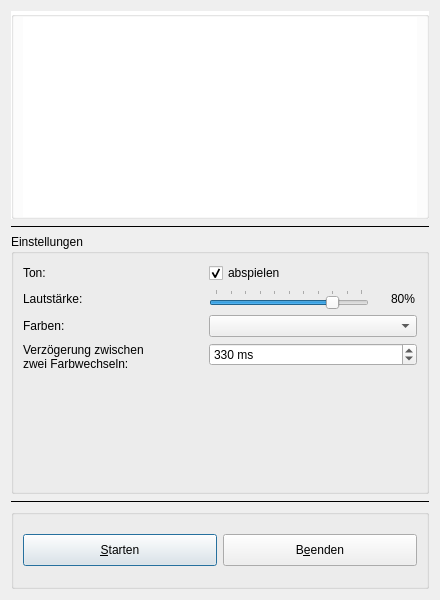
The window that settingsdialog.ui (tobiasvogel/HelloComputer) describes before a commit, drawn with Qt 5.
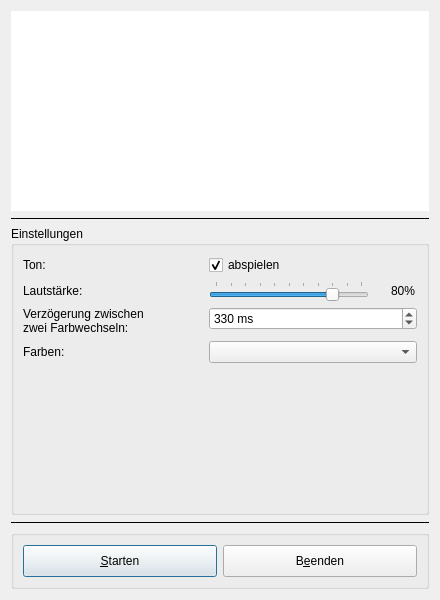
The same window after the commit. Icons and pictures are not drawn.

Commit message: finalized color-functions

What changed in the file:
```diff
--- a/settingsdialog.ui
+++ b/settingsdialog.ui
@@ -33,9 +33,9 @@
   </property>
   <layout class="QVBoxLayout" name="verticalLayout">
    <item>
-    <widget class="QGroupBox" name="titleGrpBox">
+    <widget class="QLabel" name="graphicLabel">
      <property name="sizePolicy">
-      <sizepolicy hsizetype="Preferred" vsizetype="Fixed">
+      <sizepolicy hsizetype="Expanding" vsizetype="Expanding">
        <horstretch>0</horstretch>
        <verstretch>0</verstretch>
       </sizepolicy>
@@ -43,13 +43,13 @@
      <property name="minimumSize">
       <size>
        <width>0</width>
-       <height>208</height>
+       <height>200</height>
       </size>
      </property>
      <property name="maximumSize">
       <size>
        <width>16777215</width>
-       <height>208</height>
+       <height>200</height>
       </size>
      </property>
      <property name="toolTip">
@@ -58,57 +58,24 @@
      <property name="styleSheet">
       <string notr="true">background-color: #ffffff;</string>
      </property>
-     <property name="title">
+     <property name="frameShape">
+      <enum>QFrame::NoFrame</enum>
+     </property>
+     <property name="lineWidth">
+      <number>0</number>
+     </property>
+     <property name="text">
       <string notr="true"/>
      </property>
-     <layout class="QVBoxLayout" name="verticalLayout_2">
-      <property name="spacing">
-       <number>2</number>
-      </property>
-      <property name="topMargin">
-       <number>0</number>
-      </property>
-      <property name="bottomMargin">
-       <number>0</number>
-      </property>
-      <item>
-       <widget class="QLabel" name="graphicLabel">
-        <property name="sizePolicy">
-         <sizepolicy hsizetype="Expanding" vsizetype="Expanding">
-          <horstretch>0</horstretch>
-          <verstretch>0</verstretch>
-         </sizepolicy>
-        </property>
-        <property name="minimumSize">
-         <size>
-          <width>0</width>
-          <height>200</height>
-         </size>
-        </property>
-        <property name="maximumSize">
-         <size>
-          <width>16777215</width>
-          <height>200</height>
-         </size>
-        </property>
-        <property name="toolTip">
-         <string notr="true"/>
-        </property>
-        <property name="text">
-         <string notr="true"/>
-        </property>
-        <property name="pixmap">
-         <pixmap resource="hellocomputer.qrc">:/banner.png</pixmap>
-        </property>
-        <property name="scaledContents">
-         <bool>false</bool>
-        </property>
-        <property name="alignment">
-         <set>Qt::AlignCenter</set>
-        </property>
-       </widget>
-      </item>
-     </layout>
+     <property name="pixmap">
+      <pixmap resource="hellocomputer.qrc">:/banner.png</pixmap>
+     </property>
+     <property name="scaledContents">
+      <bool>false</bool>
+     </property>
+     <property name="alignment">
+      <set>Qt::AlignCenter</set>
+     </property>
     </widget>
    </item>
    <item>
@@ -172,16 +139,6 @@
         </property>
        </widget>
       </item>
-      <item row="3" column="0">
-       <widget class="QLabel" name="colorSettingLabel">
-        <property name="text">
-         <string>Farben:</string>
-        </property>
-       </widget>
-      </item>
-      <item row="3" column="1">
-       <widget class="QComboBox" name="comboBox"/>
-      </item>
       <item row="2" column="1">
        <layout class="QHBoxLayout" name="volumeSliderHlLayout">
         <item>
@@ -245,35 +202,6 @@
         </item>
        </layout>
       </item>
-      <item row="5" column="0">
-       <spacer name="leftColumnSpacer">
-        <property name="orientation">
-         <enum>Qt::Horizontal</enum>
-        </property>
-        <property name="sizeType">
-         <enum>QSizePolicy::Maximum</enum>
-        </property>
-        <property name="sizeHint" stdset="0">
-         <size>
-          <width>180</width>
-          <height>20</height>
-         </size>
-        </property>
-       </spacer>
-      </item>
-      <item row="5" column="1">
-       <spacer name="rightColumnSpacer">
-        <property name="orientation">
-         <enum>Qt::Horizontal</enum>
-        </property>
-        <property name="sizeHint" stdset="0">
-         <size>
-          <width>40</width>
-          <height>20</height>
-         </size>
-        </property>
-       </spacer>
-      </item>
       <item row="4" column="0">
        <widget class="QLabel" name="frequencySettingLabel">
         <property name="text">
@@ -306,6 +234,61 @@
         </property>
        </widget>
       </item>
+      <item row="6" column="0">
+       <spacer name="leftColumnSpacer">
+        <property name="orientation">
+         <enum>Qt::Horizontal</enum>
+        </property>
+        <property name="sizeType">
+         <enum>QSizePolicy::Preferred</enum>
+        </property>
+        <property name="sizeHint" stdset="0">
+         <size>
+          <width>180</width>
+          <height>20</height>
+         </size>
+        </property>
+       </spacer>
+      </item>
+      <item row="6" column="1">
+       <spacer name="rightColumnSpacer">
+        <property name="orientation">
+         <enum>Qt::Horizontal</enum>
+        </property>
+        <property name="sizeType">
+         <enum>QSizePolicy::Fixed</enum>
+        </property>
+        <property name="sizeHint" stdset="0">
+         <size>
+          <width>196</width>
+          <height>20</height>
+         </size>
+        </property>
+       </spacer>
+      </item>
+      <item row="5" column="0">
+       <widget class="QLabel" name="colorSettingLabel">
+        <property name="text">
+         <string>Farben:</string>
+        </property>
+       </widget>
+      </item>
+      <item row="5" column="1">
+       <widget class="QComboBox" name="colorSettingComboBox"/>
+      </item>
+      <item row="7" column="0">
+       <spacer name="verticalSpacer">
+        <property name="orientation">
+         <enum>Qt::Vertical</enum>
+        </property>
+        <property name="sizeHint" stdset="0">
+         <size>
+          <width>20</width>
+          <height>40</height>
+         </size>
+        </property>
+       </spacer>
+      </item>
      </layout>
     </widget>
    </item>
```
The commit also changes 3 other files.
